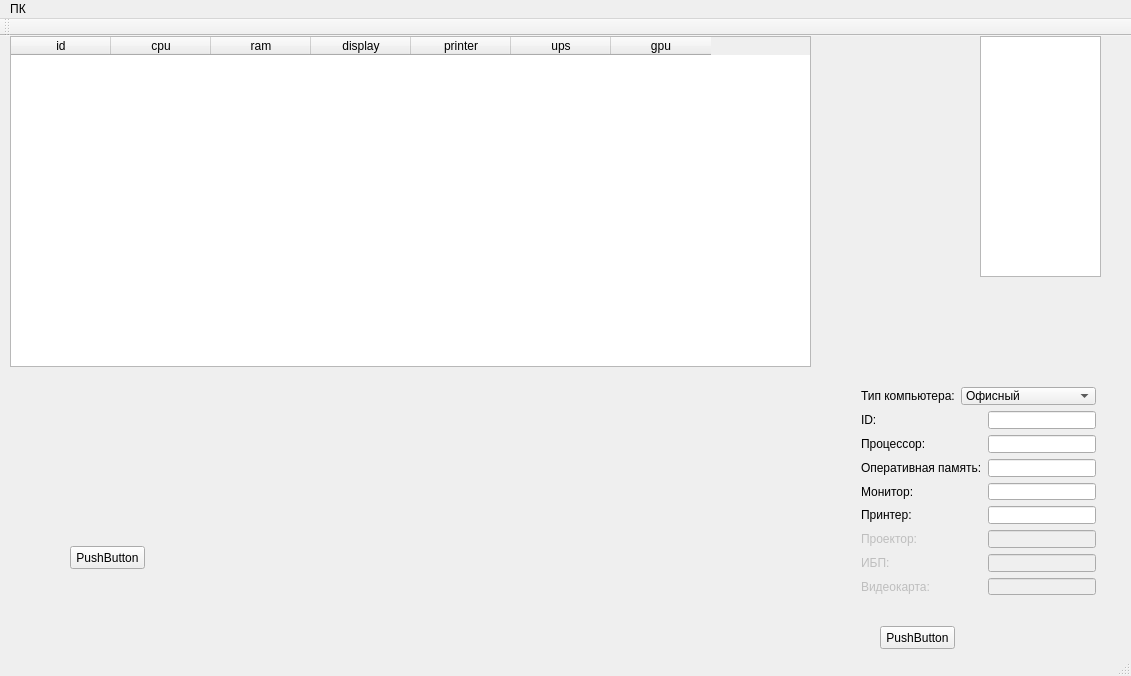
The window that mainwindow.ui (chalexyur/sadb) describes before a commit, drawn with Qt 5.
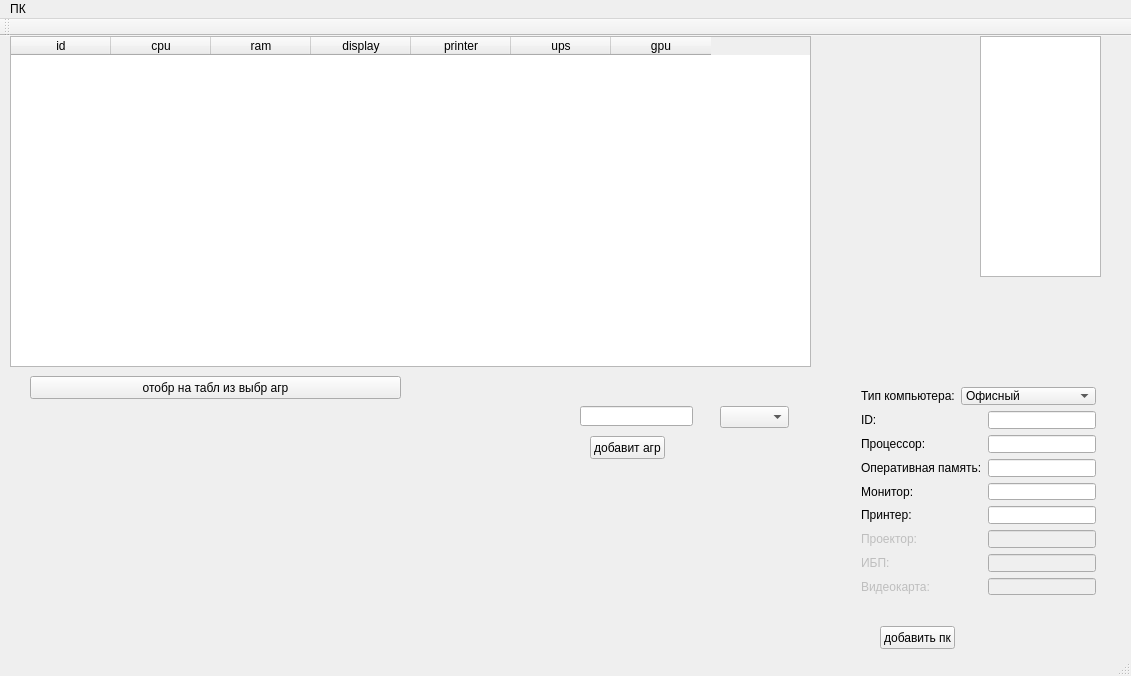
The same window after the commit. Icons and pictures are not drawn.

What changed in the file:
```diff
--- a/mainwindow.ui
+++ b/mainwindow.ui
@@ -89,7 +89,7 @@
      </rect>
     </property>
     <property name="text">
-     <string>PushButton</string>
+     <string>добавить пк</string>
     </property>
    </widget>
    <widget class="QWidget" name="layoutWidget">
@@ -327,14 +327,47 @@
    <widget class="QPushButton" name="pushButton_2">
     <property name="geometry">
      <rect>
-      <x>70</x>
-      <y>510</y>
+      <x>30</x>
+      <y>340</y>
+      <width>371</width>
+      <height>23</height>
+     </rect>
+    </property>
+    <property name="text">
+     <string>отобр на табл из выбр агр</string>
+    </property>
+   </widget>
+   <widget class="QComboBox" name="ag_cb">
+    <property name="geometry">
+     <rect>
+      <x>720</x>
+      <y>370</y>
+      <width>69</width>
+      <height>22</height>
+     </rect>
+    </property>
+   </widget>
+   <widget class="QLineEdit" name="lineEdit">
+    <property name="geometry">
+     <rect>
+      <x>580</x>
+      <y>370</y>
+      <width>113</width>
+      <height>20</height>
+     </rect>
+    </property>
+   </widget>
+   <widget class="QPushButton" name="pushButton_3">
+    <property name="geometry">
+     <rect>
+      <x>590</x>
+      <y>400</y>
       <width>75</width>
       <height>23</height>
      </rect>
     </property>
     <property name="text">
-     <string>PushButton</string>
+     <string>добавит агр</string>
     </property>
    </widget>
   </widget>
```
